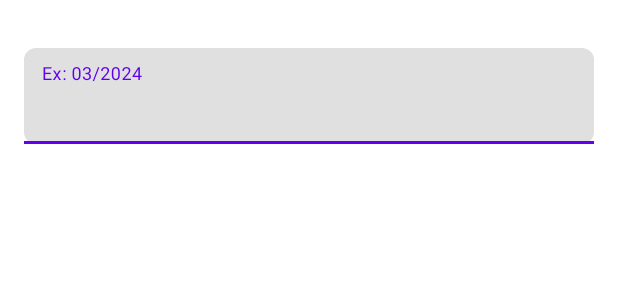
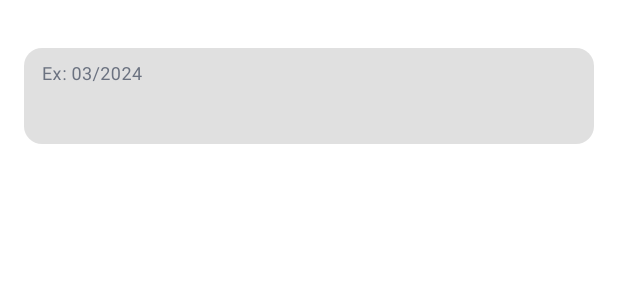
Before and after one commit to Mouthlolses/app_beneficiogov, an Android app: the layout dialog_periodo.xml on its own in the app's theme, with its tools: preview values and no code run, on a phone screen of 412 x 824 dp. Shown: the top 300 px of the screen. Run offline under Robolectric (Android 15) with nearby library versions, the phone set to English and light mode, and no system bars; Roboto replaces fonts that are not available here.

Commit message:
UI_changes

```diff
--- a/app/src/main/java/com/example/beneficios_gov/presentation/ui/consulta/ConsultationViewModel.kt
+++ /dev/null
@@ -1,6 +0,0 @@
-package com.example.beneficios_gov.presentation.ui.consulta
-
-import androidx.lifecycle.ViewModel
-
-class ConsultationViewModel : ViewModel() {
-}
--- a/app/src/main/res/layout/dialog_periodo.xml
+++ b/app/src/main/res/layout/dialog_periodo.xml
@@ -11,19 +11,21 @@
         android:layout_height="wrap_content"
         android:layout_marginTop="16dp"
         android:hint="@string/periodoInfo"
+        app:hintTextColor="@color/gray"
         app:boxBackgroundMode="filled"
-        app:boxCornerRadiusBottomEnd="8dp"
-        app:boxCornerRadiusBottomStart="8dp"
-        app:boxCornerRadiusTopEnd="8dp"
-        app:boxCornerRadiusTopStart="8dp"
-        app:boxStrokeWidth="1dp">
+        app:boxCornerRadiusBottomEnd="12dp"
+        app:boxCornerRadiusBottomStart="12dp"
+        app:boxCornerRadiusTopEnd="12dp"
+        app:boxCornerRadiusTopStart="12dp"
+        app:boxStrokeWidth="0dp"
+        app:boxStrokeWidthFocused="0dp">
 
         <com.google.android.material.textfield.TextInputEditText
             android:id="@+id/editTextInputPeriodo"
             android:layout_width="match_parent"
             android:layout_height="64dp"
-            android:inputType="number"
-            android:maxLength="11"
+            android:inputType="date"
+            android:maxLength="7"
             android:paddingStart="12dp"
             android:paddingTop="16dp"
             android:paddingEnd="12dp"
```
Also changed, not shown: app/src/main/res/layout/dialog_cpf.xml (+7 -5 lines), app/src/main/res/layout/dialog_nis.xml (+7 -5 lines).
